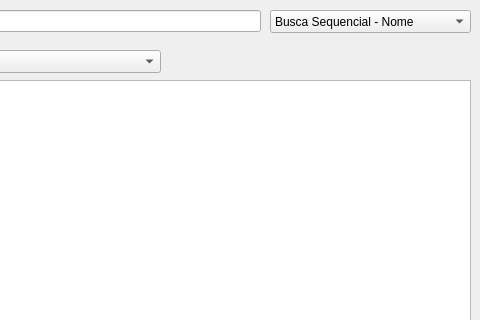
First picture: the form in mainwindow.ui, repository cpedrohenrique1/Ativ5EDII, before the edit; both pictures show x 320 to 800 and y 0 to 320 of the 800 by 600 pixel window.
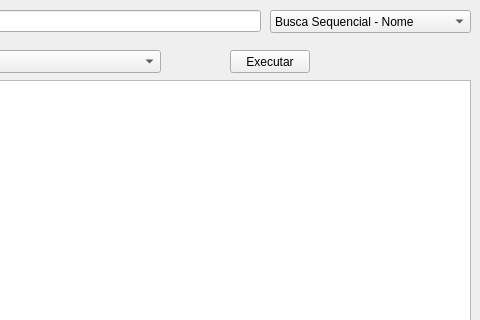
Second picture: the form after the edit.

The edit to the form file:
```diff
--- a/mainwindow.ui
+++ b/mainwindow.ui
@@ -135,6 +135,19 @@
      </rect>
     </property>
    </widget>
+   <widget class="QPushButton" name="pushButton_executar">
+    <property name="geometry">
+     <rect>
+      <x>550</x>
+      <y>50</y>
+      <width>80</width>
+      <height>23</height>
+     </rect>
+    </property>
+    <property name="text">
+     <string>Executar</string>
+    </property>
+   </widget>
   </widget>
   <widget class="QMenuBar" name="menubar">
    <property name="geometry">
```
Left out of the diff: 2 changed lines with no effect on the pictures.
